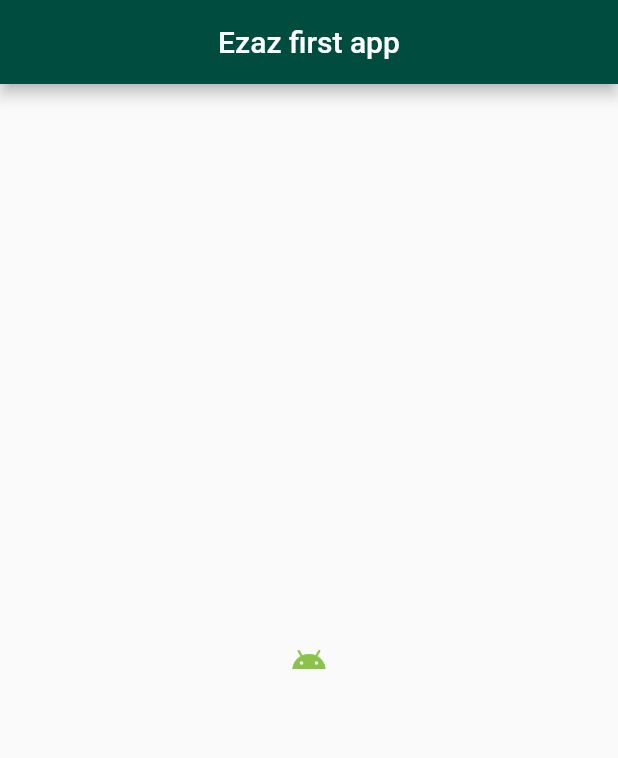
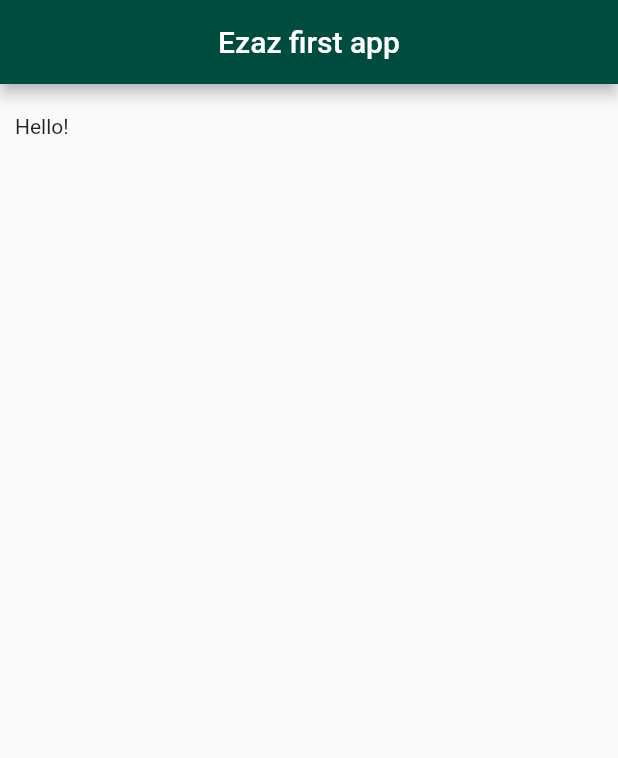
Before and after one commit to izzazfauzi/flutter_tutorial_beginner, a Flutter app: the screen it shows after launch, on a phone screen of 412 x 824 dp. Shown: the top 758 px of the screen. Run offline on Flutter 3.47's test engine with Material 2 defaults, Android fonts, the phone set to English and light mode, and no system bars.

Commit message:
Containers & Padding

```diff
--- a/lib/main.dart
+++ b/lib/main.dart
@@ -17,12 +17,9 @@ class Home extends StatelessWidget {
         centerTitle: true,
         backgroundColor: Colors.teal[900],
       ),
-      body: Center(
-        child: IconButton(
-          icon: Icon(Icons.android),
-          color: Colors.lightGreen,
-          onPressed: () {},
-        ),
+      body: Padding(
+        padding: EdgeInsets.fromLTRB(10.0, 20.0, 30.0, 40.0),
+        child: Text('Hello!'),
       ),
       floatingActionButton: FloatingActionButton(
         backgroundColor: Colors.teal[900],
```
